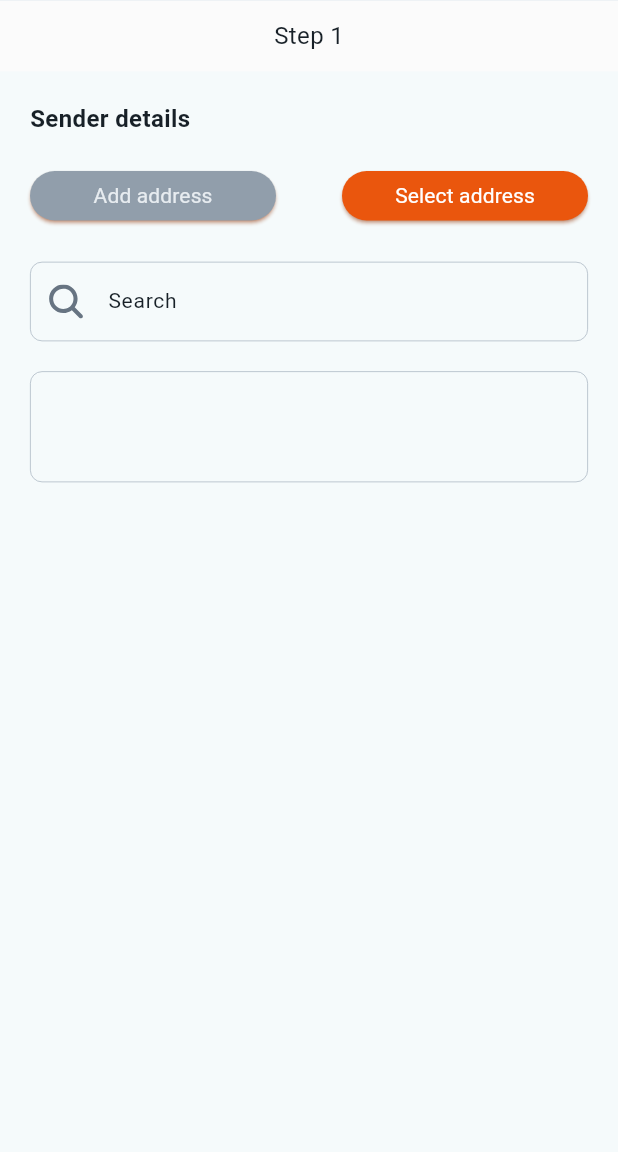
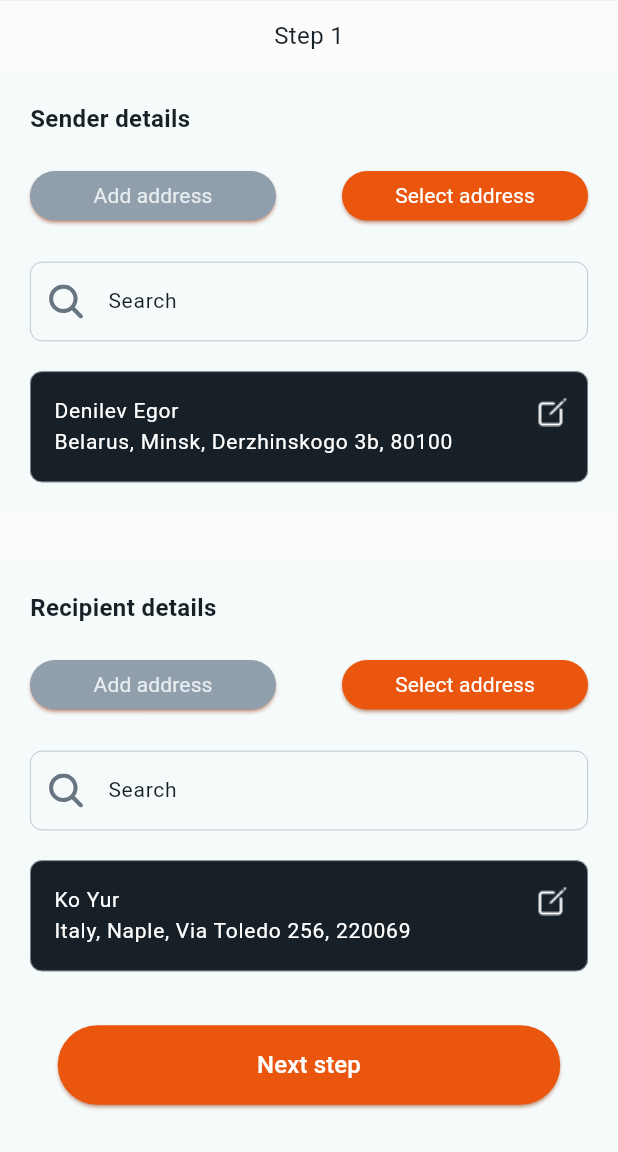
Before and after one commit to GarifullinII/orderscreen, a Flutter app: the Address screen opened directly, on a phone screen of 412 x 824 dp, the part 84-1236 px from its top. Run offline on Flutter 3.47's test engine with Material 2 defaults, Android fonts, the phone set to English and light mode, and no system bars; our stand-ins replace flutter_svg; Roboto replaces fonts that are missing (SF Pro).

Commit message:
add address_form_widget for recipient details

```diff
--- a/lib/views/pages/address.dart
+++ b/lib/views/pages/address.dart
@@ -1,8 +1,6 @@
 import 'package:flutter/material.dart';
 import 'package:orderscreen/views/pages/widgets/address_form_widget.dart';
-// import 'package:flutter_svg/svg.dart';
-// import 'package:orderscreen/views/pages/widgets/button.dart';
-// import 'package:orderscreen/views/pages/widgets/order_input.dart';
+import 'package:orderscreen/views/pages/widgets/button.dart';
 import 'package:orderscreen/views/pages/widgets/topbar.dart';
 
 import '../../utils/constants.dart';
@@ -50,9 +48,56 @@ class Address extends StatelessWidget {
                 ],
               ),
             ),
-            const AddressFormWidget(
-              labelText: 'Sender details',
-              searchLabel: 'Search',
+            const Padding(
+              padding: EdgeInsets.only(bottom: 20),
+              child: AddressFormWidget(
+                labelText: 'Sender details',
+                searchLabel: 'Search',
+                addressLabel: 'Denilev Egor \nBelarus, Minsk, Derzhinskogo 3b, 80100',
+              ),
+            ),
+            ColoredBox(
+              color: ColorConstants.backgroundIntervalColor,
+              child: const Align(
+                heightFactor: 2,
+                child: SizedBox(
+                  height: 16,
+                ),
+              ),
+            ),
+            const Padding(
+              padding: EdgeInsets.only(bottom: 20),
+              child: AddressFormWidget(
+                labelText: 'Recipient details',
+                searchLabel: 'Search',
+                addressLabel: 'Ko Yur \nItaly, Naple, Via Toledo 256, 220069',
+              ),
+            ),
+            Padding(
+              padding: const EdgeInsets.only(top: 16, bottom: 26),
+              child: Button(
+                interact: () {},
+                style: ElevatedButton.styleFrom(
+                  elevation: 1,
+                  shape: RoundedRectangleBorder(
+                    borderRadius: BorderRadius.circular(50),
+                  ),
+                  backgroundColor: ColorConstants.activeButtonColor,
+                  foregroundColor: ColorConstants.activeButtonColor,
+                  shadowColor: ColorConstants.activeButtonColor,
+                  minimumSize: const Size(335, 53),
+                ),
+                child: Text(
+                  'Next step',
+                  textAlign: TextAlign.center,
+                  style: TextStyle(
+                    fontFamily: 'Roboto',
+                    color: ColorConstants.activeButtonTextColor,
+                    fontSize: 16,
+                    fontWeight: FontWeight.w500,
+                  ),
+                ),
+              ),
             ),
           ],
         ),
--- a/lib/views/pages/widgets/address_form_widget.dart
+++ b/lib/views/pages/widgets/address_form_widget.dart
@@ -9,10 +9,12 @@ class AddressFormWidget extends StatelessWidget {
   /// Constructor
   /// @param labelText - Label with order or address
   /// @param searchLabel - Label with search details
+  /// @param addressLabel - Label with address details
 
   const AddressFormWidget({
     required this.labelText,
     this.searchLabel,
+    this.addressLabel,
     super.key,
   });
 
@@ -21,6 +23,9 @@ class AddressFormWidget extends StatelessWidget {
 
   /// Label with search details
   final String? searchLabel;
+
+  /// Label with address details
+  final String? addressLabel;
 
   @override
   Widget build(BuildContext context) {
@@ -94,6 +99,7 @@ class AddressFormWidget extends StatelessWidget {
             widgetOverTextField: const Spacer(),
             valueMaxLines: 2,
             showPrefixIcon: false,
+            hint: addressLabel ?? '',
           ),
         ],
       ),
--- a/lib/views/pages/widgets/order_input.dart
+++ b/lib/views/pages/widgets/order_input.dart
@@ -121,15 +121,33 @@ class _OrderInputState extends State<OrderInput> {
               validator: widget.validator,
               cursorColor: ColorConstants.labelColor,
               cursorWidth: 1.5,
-              cursorRadius: const Radius.circular(20),
-              style: TextStyle(
+              cursorRadius: const Radius.circular(12),
+              style: widget.showPrefixIcon ? TextStyle(
                 fontFamily: 'Roboto',
                 fontSize: 14,
                 fontWeight: FontWeight.w400,
                 color: ColorConstants.labelColor,
+              ) : TextStyle(
+                fontFamily: 'Roboto',
+                fontSize: 14,
+                fontWeight: FontWeight.w400,
+                color: ColorConstants.activeButtonTextColor,
               ),
               maxLines: widget.valueMaxLines ?? 1,
               decoration: InputDecoration(
+                filled: widget.showPrefixIcon ? false : true,
+                fillColor: ColorConstants.labelColor,
+                suffixIcon: widget.showPrefixIcon
+                    ? null
+                    : Padding(
+                      padding: const EdgeInsets.only(bottom: 20.0),
+                      child: Image.asset(
+                        'assets/images/edit.png',
+                        height: 20,
+                        width: 20,
+                        color: ColorConstants.activeButtonTextColor,
+                      ),
+                    ),
                 prefixIcon: widget.showPrefixIcon
                     ? Padding(
                         padding: const EdgeInsets.all(12),
@@ -137,12 +155,19 @@ class _OrderInputState extends State<OrderInput> {
                       )
                     : null,
                 hintText: widget.hint,
-                hintStyle: TextStyle(
-                  fontFamily: 'Roboto',
-                  fontSize: 14,
-                  fontWeight: FontWeight.w400,
-                  color: ColorConstants.labelColor,
-                ),
+                hintStyle: widget.showPrefixIcon
+                    ? TextStyle(
+                        fontFamily: 'Roboto',
+                        fontSize: 14,
+                        fontWeight: FontWeight.w400,
+                        color: ColorConstants.labelColor,
+                      )
+                    : TextStyle(
+                        fontFamily: 'Roboto',
+                        fontSize: 14,
+                        fontWeight: FontWeight.w400,
+                        color: ColorConstants.activeButtonTextColor,
+                      ),
                 enabledBorder: OutlineInputBorder(
                   borderRadius: BorderRadius.circular(8),
                   borderSide: BorderSide(
```
